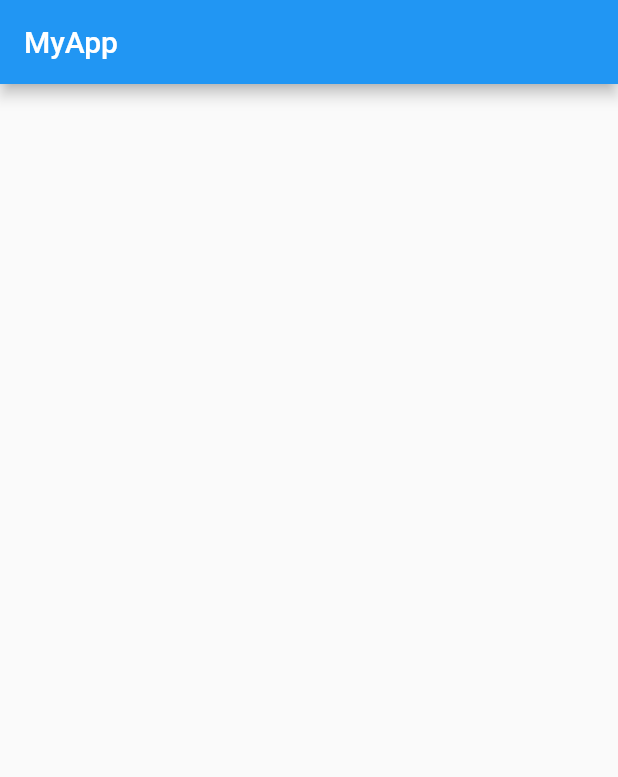
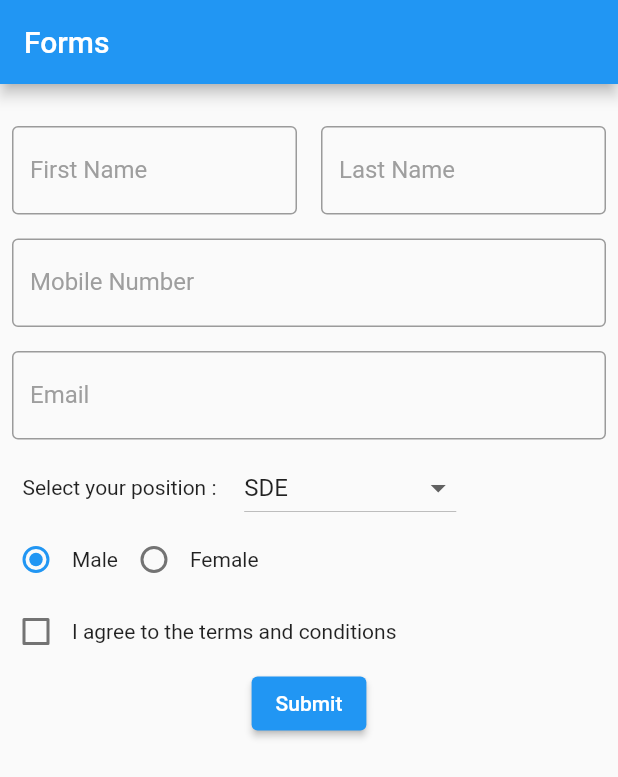
Before and after one commit to Sardar1208/flutter-training, a Flutter app: the screen it shows after launch, on a phone screen of 412 x 824 dp. Shown: the top 777 px of the screen. Run offline on Flutter 3.47's test engine with Material 2 defaults, Android fonts, the phone set to English and light mode, and no system bars.

Commit message:
updated the form with various input types.

```diff
--- a/training/lib/screens/homepage.dart
+++ b/training/lib/screens/homepage.dart
@@ -7,8 +7,173 @@ class Homepage extends StatelessWidget {
   Widget build(BuildContext context) {
     return Scaffold(
       appBar: AppBar(
-        title: Text('MyApp'),
+        title: const Text('Forms'),
+      ),
+      body: FormPage(
+        key: key,
       ),
     );
   }
 }
+
+class FormPage extends StatefulWidget {
+  const FormPage({Key? key}) : super(key: key);
+
+  @override
+  State<FormPage> createState() => _FormPageState();
+}
+
+class _FormPageState extends State<FormPage> {
+  final _formkey = GlobalKey<FormState>();
+
+  bool termsCheck = false;
+  String sex = "Male";
+  String selectedPosition = "SDE";
+  var positions = <String>[
+    'SDE',
+    "Designer",
+    "Content Writer",
+    "Project Manager",
+    "HR"
+  ];
+
+  @override
+  Widget build(BuildContext context) {
+    return Container(
+      margin: const EdgeInsets.only(top: 20),
+      child: Form(
+        key: _formkey,
+        child: Column(
+          children: [
+            Row(
+              mainAxisAlignment: MainAxisAlignment.spaceBetween,
+              children: const [
+                Flexible(
+                  child: FormInput(
+                    label: 'First Name',
+                  ),
+                ),
+                Flexible(
+                  child: FormInput(
+                    label: 'Last Name',
+                  ),
+                ),
+              ],
+            ),
+            const FormInput(
+              label: 'Mobile Number',
+            ),
+            const FormInput(
+              label: 'Email',
+            ),
+            Row(
+              children: [
+                const Padding(
+                  padding: EdgeInsets.all(15),
+                  child: Text("Select your position : "),
+                ),
+                DropdownButton(
+                    value: selectedPosition,
+                    items: positions
+                        .map(
+                          (e) => DropdownMenuItem(
+                            value: e,
+                            child: Text(e),
+                          ),
+                        )
+                        .toList(),
+                    onChanged: (val) {
+                      setState(() {
+                        if (val != null) {
+                          selectedPosition = val.toString();
+                        }
+                      });
+                    }),
+              ],
+            ),
+            Row(
+              children: [
+                Radio(
+                  value: "Male",
+                  groupValue: sex,
+                  onChanged: (val) {
+                    setState(() {
+                      sex = "Male";
+                    });
+                  },
+                ),
+                const Text("Male"),
+                Radio(
+                  value: "Female",
+                  groupValue: sex,
+                  onChanged: (val) {
+                    setState(() {
+                      sex = "Female";
+                    });
+                  },
+                ),
+                const Text("Female"),
+              ],
+            ),
+            Row(
+              children: [
+                Checkbox(
+                  value: termsCheck,
+                  onChanged: (val) {
+                    setState(() {
+                      termsCheck = !termsCheck;
+                    });
+                  },
+                ),
+                const Text("I agree to the terms and conditions")
+              ],
+            ),
+            ElevatedButton(
+              onPressed: () {
+                if (_formkey.currentState!.validate()) {
+                  ScaffoldMessenger.of(context).showSnackBar(
+                    const SnackBar(content: Text('Processing Data')),
+                  );
+                }
+              },
+              child: const Text("Submit"),
+            )
+          ],
+        ),
+      ),
+    );
+  }
+}
+
+class FormInput extends StatelessWidget {
+  const FormInput({
+    Key? key,
+    required this.label,
+  }) : super(key: key);
+
+  final String label;
+
+  @override
+  Widget build(BuildContext context) {
+    return Padding(
+      padding: const EdgeInsets.all(8.0),
+      child: TextFormField(
+        decoration: InputDecoration(
+          label: Text(
+            label,
+            style: const TextStyle(
+              color: Colors.grey,
+            ),
+          ),
+          border: const OutlineInputBorder(),
+        ),
+        validator: (value) {
+          if (value == null || value.isEmpty) {
+            return "This fild is required";
+          }
+          return null;
+        },
+      ),
+    );
+  }
+}
```
